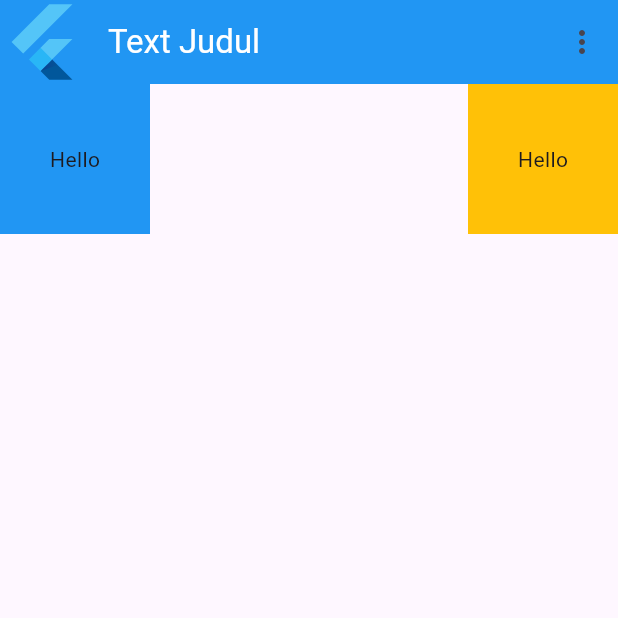
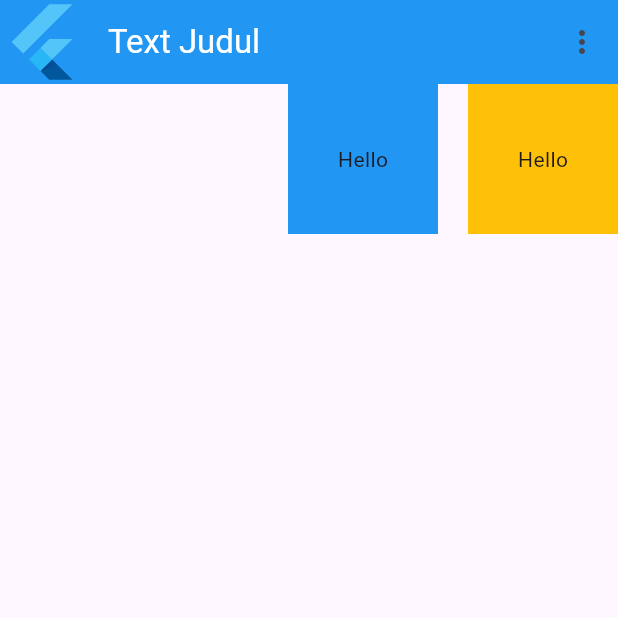
Before and after one commit to Renggars/flutter, a Flutter app: the screen it shows after launch, on a phone screen of 412 x 824 dp, the top half of it. Run offline on Flutter 3.47's test engine with Material 3 defaults, Android fonts, the phone set to English and light mode, and no system bars.

```diff
--- a/lib/main.dart
+++ b/lib/main.dart
@@ -6,8 +6,8 @@ import 'package:flutter/material.dart';
 // import 'package:flutter_application_1/widgets/soal5.dart';
 // import 'package:flutter_application_1/widgets/soal6.dart';
 // import 'package:flutter_application_1/widgets/soal7.dart';
-import 'package:flutter_application_1/widgets/soal8.dart';
-// import 'package:flutter_application_1/widgets/soal9.dart';
+// import 'package:flutter_application_1/widgets/soal8.dart';
+import 'package:flutter_application_1/widgets/soal9.dart';
 // import 'package:flutter_application_1/widgets/soal10.dart';
 // import 'package:flutter_application_1/widgets/soal11.dart';
 
@@ -20,6 +20,9 @@ class MyApp extends StatelessWidget {
 
   @override
   Widget build(BuildContext context) {
-    return const MaterialApp(debugShowCheckedModeBanner: false, home: Soal8());
+    return const MaterialApp(
+      debugShowCheckedModeBanner: false,
+      home: Soal9(),
+    );
   }
 }
--- a/lib/widgets/soal9.dart
+++ b/lib/widgets/soal9.dart
@@ -0,0 +1,51 @@
+import 'package:flutter/material.dart';
+
+class Soal9 extends StatelessWidget {
+  const Soal9({
+    super.key,
+  });
+
+  @override
+  Widget build(BuildContext context) {
+    return Scaffold(
+        appBar: AppBar(
+          backgroundColor: Colors.blue,
+          leading: const FlutterLogo(),
+          title:
+              const Text("Text Judul", style: TextStyle(color: Colors.white)),
+          centerTitle: false,
+          actions: [
+            IconButton(
+                onPressed: () {
+                  // ignore: avoid_print
+                  print("KLIK MORE");
+                },
+                icon: const Icon(Icons.more_vert)),
+          ],
+        ),
+        body: Row(
+          mainAxisAlignment: MainAxisAlignment.end,
+          children: [
+            Container(
+              // margin: const EdgeInsets.only(right: 20),
+              width: 100,
+              height: 100,
+              color: Colors.blue,
+              child: const Center(
+                child: Text("Hello"),
+              ),
+            ),
+            const SizedBox(width: 20),
+            Container(
+              // margin: const EdgeInsets.only(left: 20),
+              width: 100,
+              height: 100,
+              color: Colors.amber,
+              child: const Center(
+                child: Text("Hello"),
+              ),
+            ),
+          ],
+        ));
+  }
+}
```
